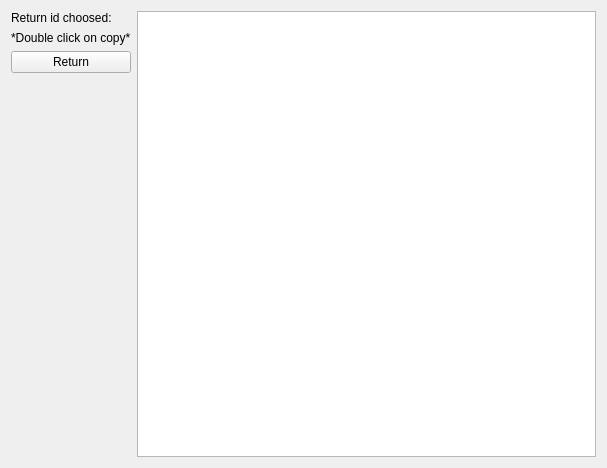
The window that bookreturnwidget.ui (neshchereto/Library_management) describes before a commit, drawn with Qt 5.
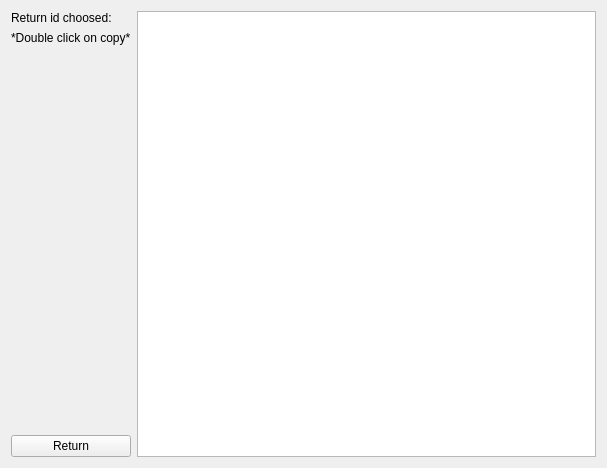
The same window after the commit.

Diff of the .ui file:
```diff
--- a/bookreturnwidget.ui
+++ b/bookreturnwidget.ui
@@ -30,13 +30,6 @@
        </property>
       </widget>
      </item>
-     <item>
-      <widget class="QPushButton" name="returnPushButton">
-       <property name="text">
-        <string>Return</string>
-       </property>
-      </widget>
-     </item>
      <item>
       <spacer name="verticalSpacer">
        <property name="orientation">
@@ -50,6 +43,13 @@
        </property>
       </spacer>
      </item>
+     <item>
+      <widget class="QPushButton" name="returnPushButton">
+       <property name="text">
+        <string>Return</string>
+       </property>
+      </widget>
+     </item>
     </layout>
    </item>
    <item>
```
